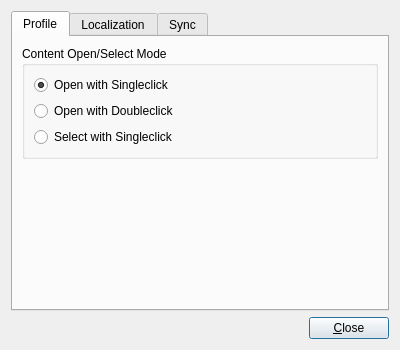
SyDevTeam/gta5view, file OptionsDialog.ui: the form before one commit.
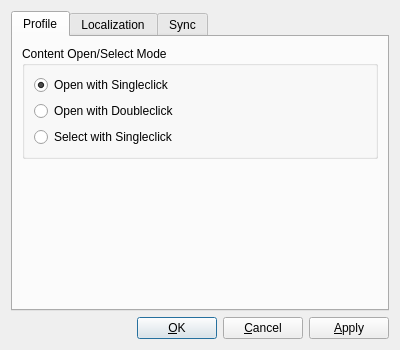
The form after the commit.

Commit message: AboutDialog expander removed, OptionsDialog updated

Diff of the .ui file:
```diff
--- a/OptionsDialog.ui
+++ b/OptionsDialog.ui
@@ -150,10 +150,24 @@
        </property>
       </spacer>
      </item>
+     <item>
+      <widget class="QPushButton" name="cmdOK">
+       <property name="text">
+        <string extracomment="OK, Cancel, Apply">&amp;OK</string>
+       </property>
+      </widget>
+     </item>
      <item>
       <widget class="QPushButton" name="cmdClose">
        <property name="text">
-        <string>&amp;Close</string>
+        <string extracomment="OK, Cancel, Apply">&amp;Cancel</string>
+       </property>
+      </widget>
+     </item>
+     <item>
+      <widget class="QPushButton" name="cmdApply">
+       <property name="text">
+        <string extracomment="OK, Cancel, Apply">&amp;Apply</string>
        </property>
       </widget>
      </item>
```
The commit also changes 1 other file.
